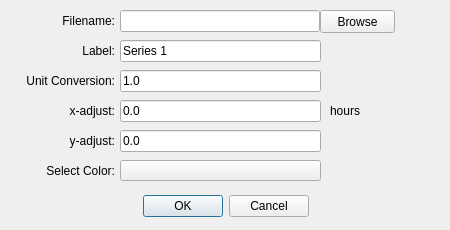
Above: ui/add_imeds_data.ui from zcobell/MetOceanViewer before the change. Below: the same form after it.
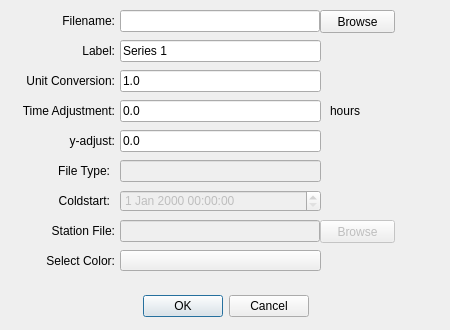
That is the form after the change. Icons and pictures are not drawn.

Commit message: Begin adding code to read fort.61 style files and NetCDF files. Add an icon to taskbar.

Patch:
```diff
--- a/ui/add_imeds_data.ui
+++ b/ui/add_imeds_data.ui
@@ -10,7 +10,7 @@
     <x>0</x>
     <y>0</y>
     <width>450</width>
-    <height>230</height>
+    <height>330</height>
    </rect>
   </property>
   <property name="sizePolicy">
@@ -22,13 +22,13 @@
   <property name="minimumSize">
    <size>
     <width>450</width>
-    <height>230</height>
+    <height>330</height>
    </size>
   </property>
   <property name="maximumSize">
    <size>
     <width>450</width>
-    <height>230</height>
+    <height>330</height>
    </size>
   </property>
   <property name="windowTitle">
@@ -38,7 +38,7 @@
    <property name="geometry">
     <rect>
      <x>10</x>
-     <y>190</y>
+     <y>290</y>
      <width>431</width>
      <height>32</height>
     </rect>
@@ -151,7 +151,7 @@
    <property name="geometry">
     <rect>
      <x>15</x>
-     <y>160</y>
+     <y>250</y>
      <width>100</width>
      <height>21</height>
     </rect>
@@ -179,7 +179,7 @@
    <property name="geometry">
     <rect>
      <x>120</x>
-     <y>160</y>
+     <y>250</y>
      <width>201</width>
      <height>21</height>
     </rect>
@@ -342,7 +342,7 @@
     </size>
    </property>
    <property name="text">
-    <string>x-adjust:</string>
+    <string> Time Adjustment:</string>
    </property>
    <property name="alignment">
     <set>Qt::AlignRight|Qt::AlignTrailing|Qt::AlignVCenter</set>
@@ -376,6 +376,184 @@
     <set>Qt::AlignLeading|Qt::AlignLeft|Qt::AlignVCenter</set>
    </property>
   </widget>
+  <widget class="QDateTimeEdit" name="date_coldstart">
+   <property name="enabled">
+    <bool>false</bool>
+   </property>
+   <property name="geometry">
+    <rect>
+     <x>120</x>
+     <y>190</y>
+     <width>201</width>
+     <height>22</height>
+    </rect>
+   </property>
+  </widget>
+  <widget class="QLabel" name="label_coldstart">
+   <property name="geometry">
+    <rect>
+     <x>10</x>
+     <y>190</y>
+     <width>100</width>
+     <height>21</height>
+    </rect>
+   </property>
+   <property name="minimumSize">
+    <size>
+     <width>100</width>
+     <height>0</height>
+    </size>
+   </property>
+   <property name="maximumSize">
+    <size>
+     <width>100</width>
+     <height>16777215</height>
+    </size>
+   </property>
+   <property name="text">
+    <string>Coldstart:</string>
+   </property>
+   <property name="alignment">
+    <set>Qt::AlignRight|Qt::AlignTrailing|Qt::AlignVCenter</set>
+   </property>
+  </widget>
+  <widget class="QLabel" name="label_filetype">
+   <property name="enabled">
+    <bool>true</bool>
+   </property>
+   <property name="geometry">
+    <rect>
+     <x>10</x>
+     <y>160</y>
+     <width>100</width>
+     <height>21</height>
+    </rect>
+   </property>
+   <property name="minimumSize">
+    <size>
+     <width>100</width>
+     <height>0</height>
+    </size>
+   </property>
+   <property name="maximumSize">
+    <size>
+     <width>100</width>
+     <height>16777215</height>
+    </size>
+   </property>
+   <property name="text">
+    <string>File Type:</string>
+   </property>
+   <property name="alignment">
+    <set>Qt::AlignRight|Qt::AlignTrailing|Qt::AlignVCenter</set>
+   </property>
+  </widget>
+  <widget class="QLineEdit" name="text_filetype">
+   <property name="enabled">
+    <bool>false</bool>
+   </property>
+   <property name="geometry">
+    <rect>
+     <x>120</x>
+     <y>160</y>
+     <width>201</width>
+     <height>22</height>
+    </rect>
+   </property>
+   <property name="inputMask">
+    <string/>
+   </property>
+   <property name="text">
+    <string/>
+   </property>
+  </widget>
+  <widget class="QLabel" name="label_filename_2">
+   <property name="geometry">
+    <rect>
+     <x>15</x>
+     <y>220</y>
+     <width>100</width>
+     <height>21</height>
+    </rect>
+   </property>
+   <property name="minimumSize">
+    <size>
+     <width>100</width>
+     <height>0</height>
+    </size>
+   </property>
+   <property name="maximumSize">
+    <size>
+     <width>100</width>
+     <height>16777215</height>
+    </size>
+   </property>
+   <property name="text">
+    <string>Station File:</string>
+   </property>
+   <property name="alignment">
+    <set>Qt::AlignRight|Qt::AlignTrailing|Qt::AlignVCenter</set>
+   </property>
+  </widget>
+  <widget class="QLineEdit" name="text_stationfile">
+   <property name="enabled">
+    <bool>false</bool>
+   </property>
+   <property name="geometry">
+    <rect>
+     <x>120</x>
+     <y>220</y>
+     <width>200</width>
+     <height>22</height>
+    </rect>
+   </property>
+   <property name="sizePolicy">
+    <sizepolicy hsizetype="Fixed" vsizetype="Fixed">
+     <horstretch>0</horstretch>
+     <verstretch>0</verstretch>
+    </sizepolicy>
+   </property>
+   <property name="minimumSize">
+    <size>
+     <width>200</width>
+     <height>20</height>
+    </size>
+   </property>
+   <property name="readOnly">
+    <bool>true</bool>
+   </property>
+   <property name="clearButtonEnabled">
+    <bool>false</bool>
+   </property>
+  </widget>
+  <widget class="QPushButton" name="browse_stationfile">
+   <property name="enabled">
+    <bool>false</bool>
+   </property>
+   <property name="geometry">
+    <rect>
+     <x>320</x>
+     <y>220</y>
+     <width>75</width>
+     <height>23</height>
+    </rect>
+   </property>
+   <property name="sizePolicy">
+    <sizepolicy hsizetype="Fixed" vsizetype="Fixed">
+     <horstretch>0</horstretch>
+     <verstretch>0</verstretch>
+    </sizepolicy>
+   </property>
+   <property name="minimumSize">
+    <size>
+     <width>75</width>
+     <height>23</height>
+    </size>
+   </property>
+   <property name="text">
+    <string>Browse</string>
+   </property>
+  </widget>
  </widget>
  <resources/>
  <connections>
```
Left out of the diff: 10 changed lines with no effect on the pictures. The commit also changes 10 other files.
